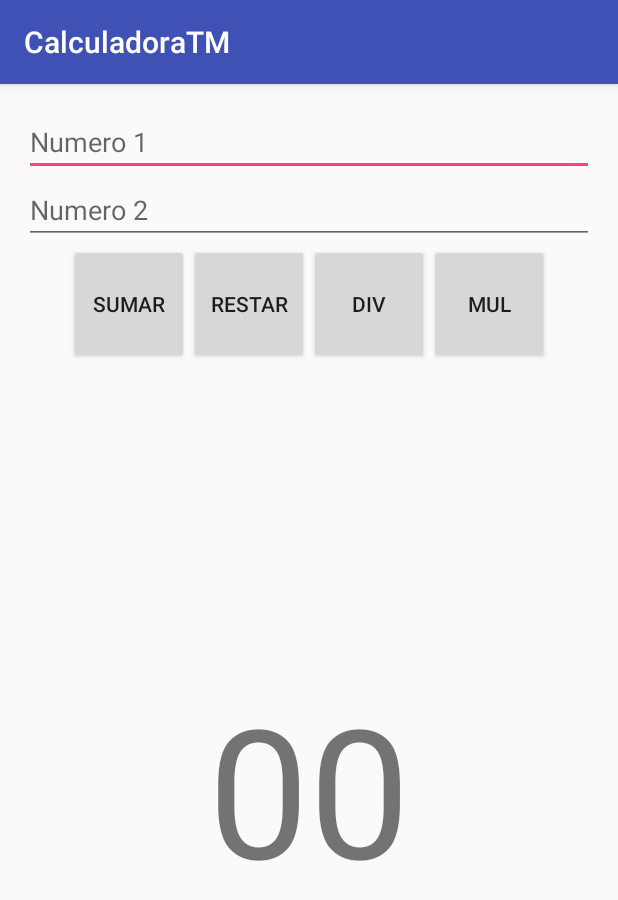
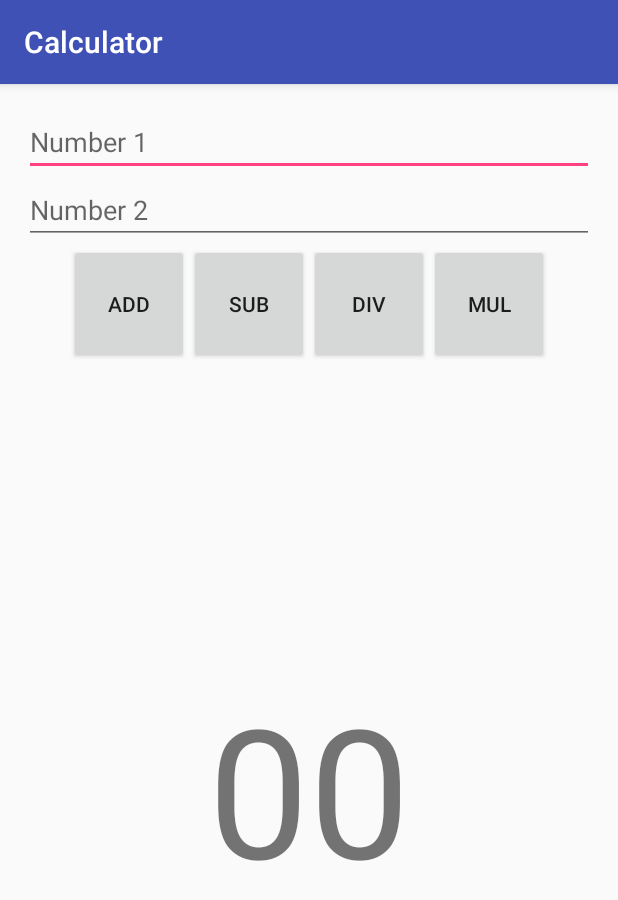
Before and after one commit to milo2005/TMCalculadora, an Android app: the screen it shows after launch (MainActivity), on a phone screen of 412 x 824 dp. Shown: the top 900 px of the screen. Run offline under Robolectric (Android 15) with nearby library versions, the phone set to English and light mode, and no system bars.

Commit message:
Soporte a MultiIdioma

```diff
--- /dev/null
+++ b/app/src/main/res/layout-land/activity_main.xml
@@ -0,0 +1,80 @@
+<?xml version="1.0" encoding="utf-8"?>
+<LinearLayout xmlns:android="http://schemas.android.com/apk/res/android"
+    android:orientation="horizontal" android:layout_width="match_parent"
+    android:layout_height="match_parent">
+
+    <TextView
+        android:id="@+id/resultado"
+        android:layout_width="0dp"
+        android:layout_height="match_parent"
+        android:layout_weight="2"
+        android:text="@string/txt_resultado"
+        android:textSize="@dimen/resultado_size"
+        android:gravity="center"
+        />
+
+    <LinearLayout
+        android:orientation="vertical"
+        android:layout_width="0dp"
+        android:layout_weight="3"
+        android:layout_height="match_parent"
+        android:gravity="center"
+        >
+
+        <EditText
+            android:id="@+id/num1"
+            android:layout_width="match_parent"
+            android:layout_height="wrap_content"
+            android:hint="@string/hint_n1"
+            android:inputType="number"
+            />
+
+        <EditText
+            android:id="@+id/num2"
+            android:layout_width="match_parent"
+            android:layout_height="wrap_content"
+            android:hint="@string/hint_n2"
+            android:inputType="number"
+            />
+
+        <LinearLayout
+            android:layout_width="match_parent"
+            android:layout_height="wrap_content"
+            android:orientation="horizontal"
+            android:gravity="center"
+            >
+
+            <Button
+                android:id="@+id/sumar"
+                android:layout_width="@dimen/btn_size"
+                android:layout_height="@dimen/btn_size"
+                android:text="@string/btn_sumar"
+                />
+
+            <Button
+                android:id="@+id/restar"
+                android:layout_width="@dimen/btn_size"
+                android:layout_height="@dimen/btn_size"
+                android:text="@string/btn_restar"
+                />
+
+            <Button
+                android:id="@+id/div"
+                android:layout_width="@dimen/btn_size"
+                android:layout_height="@dimen/btn_size"
+                android:text="@string/btn_div"
+                />
+            <Button
+                android:id="@+id/mul"
+                android:layout_width="@dimen/btn_size"
+                android:layout_height="@dimen/btn_size"
+                android:text="@string/btn_mul"
+                />
+
+        </LinearLayout>
+
+
+    </LinearLayout>
+
+
+</LinearLayout>
--- a/app/src/main/res/layout/activity_main.xml
+++ b/app/src/main/res/layout/activity_main.xml
@@ -14,7 +14,7 @@
         android:id="@+id/num1"
         android:layout_width="match_parent"
         android:layout_height="wrap_content"
-        android:hint="Numero 1"
+        android:hint="@string/hint_n1"
         android:inputType="number"
         />
 
@@ -22,7 +22,7 @@
         android:id="@+id/num2"
         android:layout_width="match_parent"
         android:layout_height="wrap_content"
-        android:hint="Numero 2"
+        android:hint="@string/hint_n2"
         android:inputType="number"
         />
 
@@ -35,29 +35,29 @@
 
         <Button
             android:id="@+id/sumar"
-            android:layout_width="80dp"
-            android:layout_height="80dp"
-            android:text="Sumar"
+            android:layout_width="@dimen/btn_size"
+            android:layout_height="@dimen/btn_size"
+            android:text="@string/btn_sumar"
             />
 
         <Button
             android:id="@+id/restar"
-            android:layout_width="80dp"
-            android:layout_height="80dp"
-            android:text="Restar"
+            android:layout_width="@dimen/btn_size"
+            android:layout_height="@dimen/btn_size"
+            android:text="@string/btn_restar"
             />
 
         <Button
             android:id="@+id/div"
-            android:layout_width="80dp"
-            android:layout_height="80dp"
-            android:text="Div"
+            android:layout_width="@dimen/btn_size"
+            android:layout_height="@dimen/btn_size"
+            android:text="@string/btn_div"
             />
         <Button
             android:id="@+id/mul"
-            android:layout_width="80dp"
-            android:layout_height="80dp"
-            android:text="Mul"
+            android:layout_width="@dimen/btn_size"
+            android:layout_height="@dimen/btn_size"
+            android:text="@string/btn_mul"
             />
 
     </LinearLayout>
@@ -66,9 +66,9 @@
         android:id="@+id/resultado"
         android:layout_width="match_parent"
         android:layout_height="match_parent"
-        android:text="00"
+        android:text="@string/txt_resultado"
         android:gravity="center"
-        android:textSize="120sp"
+        android:textSize="@dimen/resultado_size"
         />
 
 
--- a/app/src/main/res/values/dimens.xml
+++ b/app/src/main/res/values/dimens.xml
@@ -2,4 +2,6 @@
     <!-- Default screen margins, per the Android Design guidelines. -->
     <dimen name="activity_horizontal_margin">16dp</dimen>
     <dimen name="activity_vertical_margin">16dp</dimen>
+    <dimen name="btn_size">80dp</dimen>
+    <dimen name="resultado_size">120sp</dimen>
 </resources>
--- a/app/src/main/res/values/strings.xml
+++ b/app/src/main/res/values/strings.xml
@@ -1,3 +1,10 @@
 <resources>
-    <string name="app_name">CalculadoraTM</string>
+    <string name="app_name">Calculator</string>
+    <string name="hint_n1">Number 1</string>
+    <string name="hint_n2">Number 2</string>
+    <string name="btn_sumar">Add</string>
+    <string name="btn_restar">Sub</string>
+    <string name="btn_mul">Mul</string>
+    <string name="btn_div">Div</string>
+    <string name="txt_resultado">00</string>
 </resources>
```
Also changed, not shown: 1 other file.
